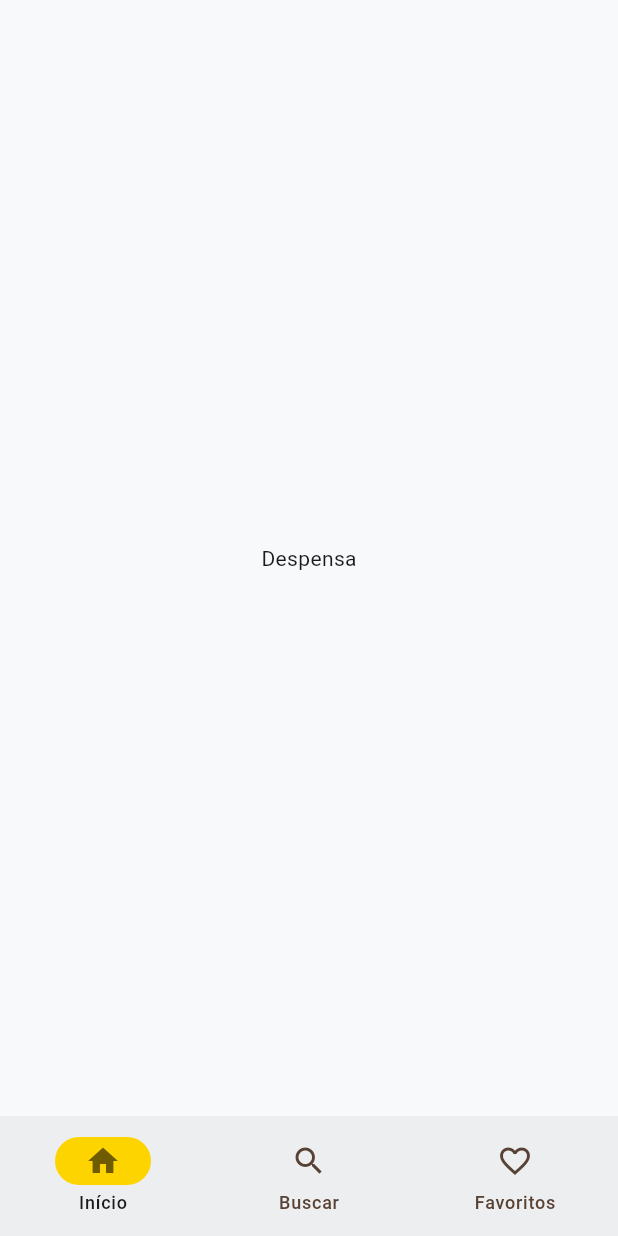
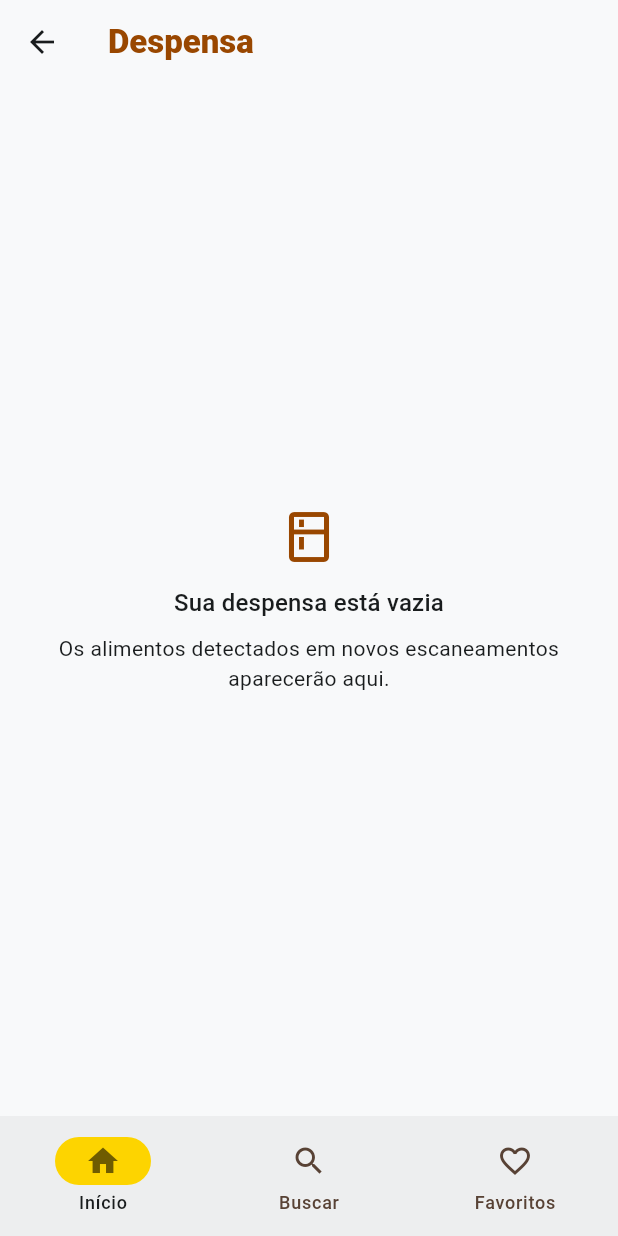
Before and after one commit to wps13/utfpr-oquecomer-app, a Flutter app: the InventoryScreen screen opened by its route, on a phone screen of 412 x 824 dp. Run offline on Flutter 3.47's test engine with Material 3 defaults, Android fonts, the phone set to English and light mode, and no system bars; our stand-ins replace device_info_plus, dio, firebase_core, firebase_crashlytics, flutter_tts, geocoding and 8 more; accounts and stored records are empty; network calls fail; statements that could not run were skipped.

Commit message:
feat(APP-41): implement remove foods and interface

```diff
--- a/lib/routing/router.dart
+++ b/lib/routing/router.dart
@@ -23,6 +23,7 @@ import '../data/services/screen_wake_lock/screen_wake_lock_service.dart';
 import '../ui/home/widgets/home_screen.dart';
 import '../ui/home/view_models/home_viewmodel.dart';
 import '../ui/inventory/widgets/inventory_screen.dart';
+import '../ui/inventory/view_models/inventory_viewmodel.dart';
 import '../ui/recipe_details/view_models/recipe_details_viewmodel.dart';
 import '../ui/recipe_details/widgets/recipe_details_screen.dart';
 import '../ui/search/widgets/search_screen.dart';
@@ -66,7 +67,12 @@ final GoRouter router = GoRouter(
         GoRoute(
           path: Routes.inventory,
           builder: (context, state) {
-            return const InventoryScreen();
+            return ChangeNotifierProvider(
+              create: (context) => InventoryViewModel(
+                repository: context.read<PantryRepository>(),
+              ),
+              child: const InventoryScreen(),
+            );
           },
         ),
         GoRoute(
--- /dev/null
+++ b/lib/ui/inventory/widgets/empty_inventory.dart
@@ -0,0 +1,33 @@
+import 'package:flutter/material.dart';
+
+import '../../core/themes/spacing.dart';
+
+class EmptyInventory extends StatelessWidget {
+  const EmptyInventory({super.key});
+
+  @override
+  Widget build(BuildContext context) => Padding(
+    padding: const EdgeInsets.all(AppSpacing.x6),
+    child: Column(
+      mainAxisSize: MainAxisSize.min,
+      children: [
+        Icon(
+          Icons.kitchen_outlined,
+          size: 40,
+          color: Theme.of(context).colorScheme.primary,
+        ),
+        const SizedBox(height: AppSpacing.x3),
+        Text(
+          'Sua despensa está vazia',
+          style: Theme.of(context).textTheme.titleMedium,
+          textAlign: TextAlign.center,
+        ),
+        const SizedBox(height: AppSpacing.x2),
+        const Text(
+          'Os alimentos detectados em novos escaneamentos aparecerão aqui.',
+          textAlign: TextAlign.center,
+        ),
+      ],
+    ),
+  );
+}
--- /dev/null
+++ b/lib/ui/inventory/widgets/inventory_body.dart
@@ -0,0 +1,53 @@
+import 'dart:async';
+
+import 'package:flutter/material.dart';
+import 'package:provider/provider.dart';
+
+import '../../core/themes/spacing.dart';
+import '../../core/ui/load_feedback.dart';
+import '../../core/view_state.dart';
+import '../view_models/inventory_viewmodel.dart';
+import 'empty_inventory.dart';
+import 'pantry_item_card.dart';
+
+class InventoryBody extends StatelessWidget {
+  const InventoryBody({super.key});
+
+  @override
+  Widget build(BuildContext context) {
+    final vm = context.watch<InventoryViewModel>();
+    switch (vm.state) {
+      case ViewState.loading:
+        return const Center(child: CircularProgressIndicator());
+      case ViewState.error:
+        return LoadFeedback(
+          title: 'Não foi possível carregar a despensa',
+          message: vm.errorMessage,
+          onRetry: () => unawaited(vm.load()),
+          icon: Icons.kitchen_outlined,
+        );
+      case ViewState.success:
+        if (vm.items.isEmpty) return const EmptyInventory();
+        return ListView(
+          padding: const EdgeInsets.all(AppSpacing.x4),
+          children: [
+            Text(
+              'Histórico da despensa inteligente',
+              style: Theme.of(context).textTheme.headlineSmall
+                  ?.copyWith(fontWeight: FontWeight.w800),
+            ),
+            const SizedBox(height: AppSpacing.x2),
+            Text(
+              'Alimentos identificados nos seus escaneamentos.',
+              style: Theme.of(context).textTheme.bodyMedium,
+            ),
+            const SizedBox(height: AppSpacing.x5),
+            for (final item in vm.items) ...[
+              PantryItemCard(item: item),
+              if (item != vm.items.last) const SizedBox(height: AppSpacing.x3),
+            ],
+          ],
+        );
+    }
+  }
+}
--- a/lib/ui/inventory/widgets/inventory_screen.dart
+++ b/lib/ui/inventory/widgets/inventory_screen.dart
@@ -1,10 +1,56 @@
+import 'dart:async';
+
 import 'package:flutter/material.dart';
+import 'package:go_router/go_router.dart';
+import 'package:provider/provider.dart';
 
-class InventoryScreen extends StatelessWidget {
-  const new({super.key});
+import '../../../routing/routes.dart';
+import '../view_models/inventory_viewmodel.dart';
+import 'inventory_body.dart';
+
+class InventoryScreen extends StatefulWidget {
+  const InventoryScreen({super.key});
+
+  @override
+  State<InventoryScreen> createState() => _InventoryScreenState();
+}
+
+class _InventoryScreenState extends State<InventoryScreen> {
+  @override
+  void initState() {
+    super.initState();
+    WidgetsBinding.instance.addPostFrameCallback((_) {
+      if (mounted) unawaited(context.read<InventoryViewModel>().load());
+    });
+  }
 
   @override
   Widget build(BuildContext context) {
-    return const Scaffold(body: Center(child: Text('Despensa')));
+    final theme = Theme.of(context);
+    return Scaffold(
+      appBar: AppBar(
+        automaticallyImplyLeading: false,
+        leading: IconButton(
+          tooltip: 'Voltar',
+          icon: const Icon(Icons.arrow_back),
+          onPressed: () => context.go(Routes.home),
+        ),
+        title: Text(
+          'Despensa',
+          style: theme.textTheme.titleLarge?.copyWith(
+            color: theme.colorScheme.primary,
+            fontWeight: FontWeight.w800,
+          ),
+        ),
+      ),
+      body: SafeArea(
+        child: Center(
+          child: ConstrainedBox(
+            constraints: const BoxConstraints(maxWidth: 800),
+            child: const InventoryBody(),
+          ),
+        ),
+      ),
+    );
   }
 }
```
Also changed, not shown: lib/data/repositories/pantry_repository.dart (+16 -0 lines), lib/ui/inventory/view_models/inventory_viewmodel.dart (added, +70 -0 lines), lib/ui/inventory/widgets/pantry_item_card.dart (added, +36 -0 lines), lib/ui/inventory/widgets/remove_pantry_item_dialog.dart (added, +31 -0 lines), testing/fakes/fake_pantry_repository.dart (+15 -1 lines), 4 other files.
